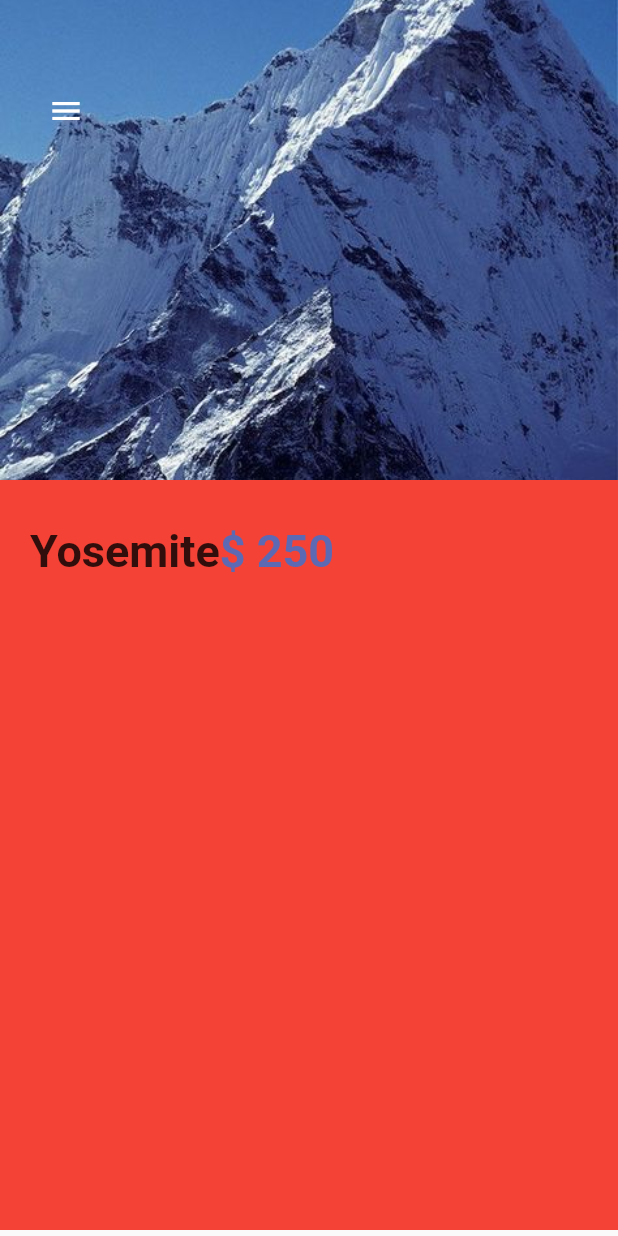
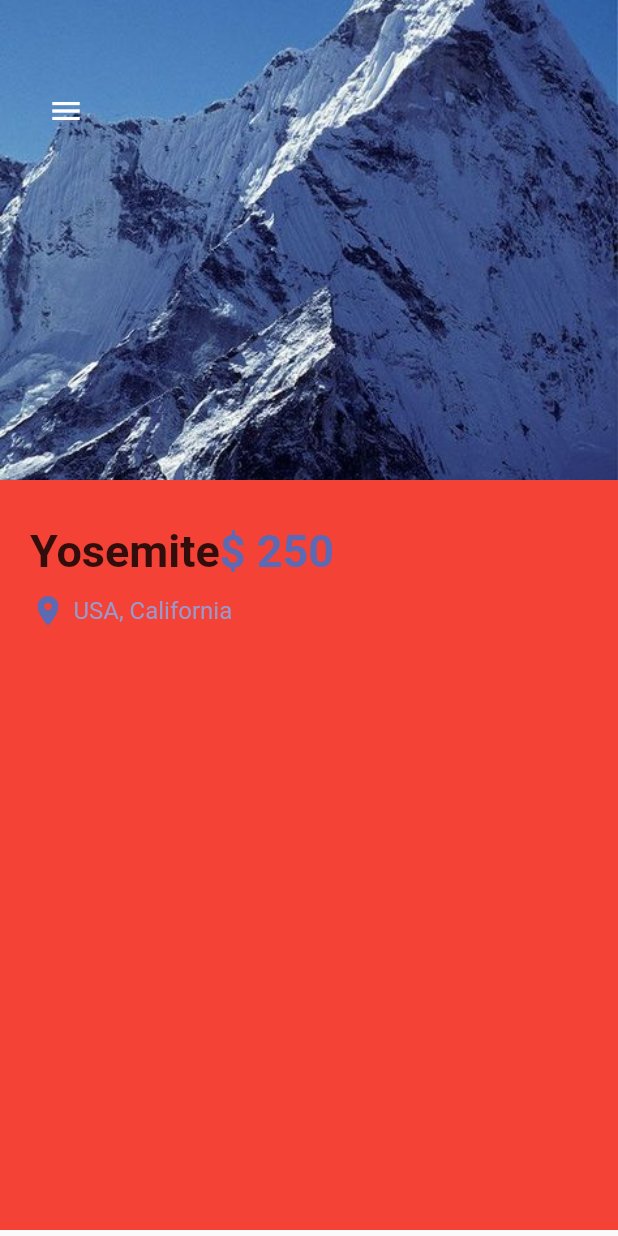
Before and after one commit to duyduc2809/travel_app, a Flutter app: the DetailPage screen opened directly, on a phone screen of 412 x 824 dp. Run offline on Flutter 3.47's test engine with Material 2 defaults, Android fonts, the phone set to English and light mode, and no system bars; statements that could not run were skipped.

Commit message:
Update detail_page.dart

```diff
--- a/lib/pages/detail_page.dart
+++ b/lib/pages/detail_page.dart
@@ -1,6 +1,7 @@
 import 'package:flutter/material.dart';
 import 'package:flutter_cubit/misc/colors.dart';
 import 'package:flutter_cubit/widgets/app_large_text.dart';
+import 'package:flutter_cubit/widgets/app_text.dart';
 
 class DetailPage extends StatefulWidget {
   const DetailPage({super.key});
@@ -54,8 +55,7 @@ class _DetailPageState extends State<DetailPage> {
                       borderRadius: BorderRadius.only(
                           topLeft: Radius.circular(30),
                           topRight: Radius.circular(30))),
-                  child: Column(
-                    children: [
+                  child: Column(children: [
                     Row(children: [
                       AppLargeText(
                         text: 'Yosemite',
@@ -64,10 +64,28 @@ class _DetailPageState extends State<DetailPage> {
                       AppLargeText(
                         text: '\$ 250',
                         color: AppColors.mainColor,
+                      ),
+                    ]),
+                    const SizedBox(
+                      height: 10,
+                    ),
+                    Row(
+                      children: [
+                        Icon(
+                          Icons.location_on,
+                          color: AppColors.mainColor,
+                        ),
+                        const SizedBox(width: 5),
+                        AppText(
+                          text: 'USA, California',
+                          color: AppColors.textColor1,
                         )
-                      ]),
                       ],
                     ),
+                    const SizedBox(
+                      height: 20,
+                    ),
+                  ]),
                 ))
           ],
         ),
```
Lines whose indentation alone changed are shown as unchanged.
